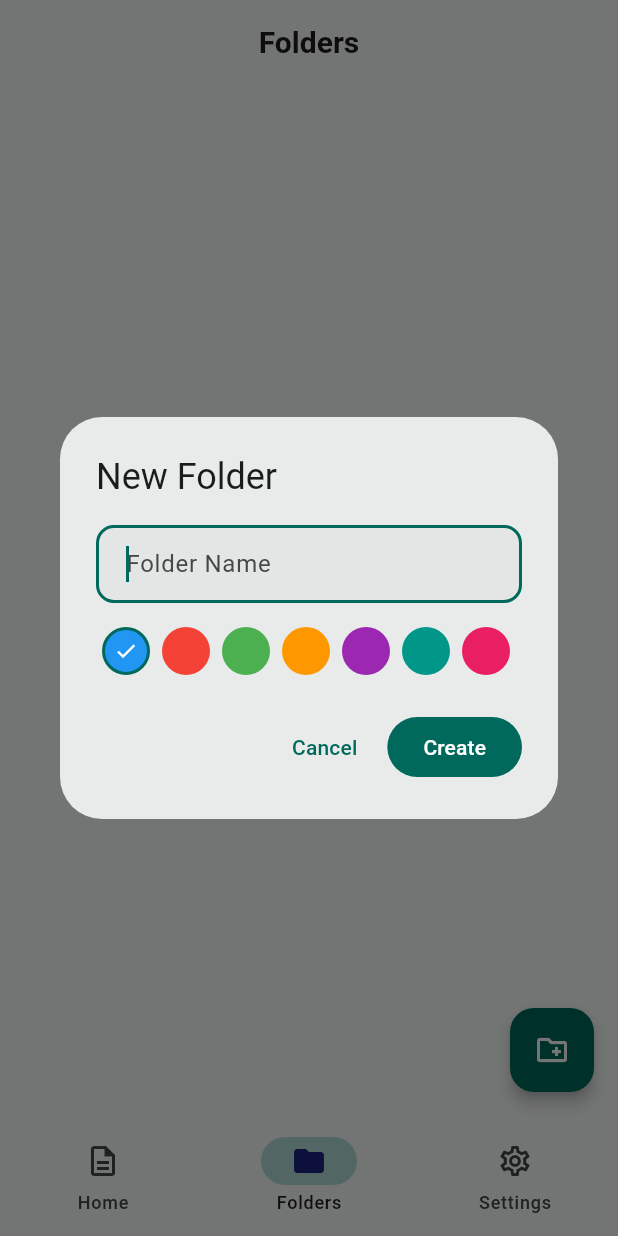
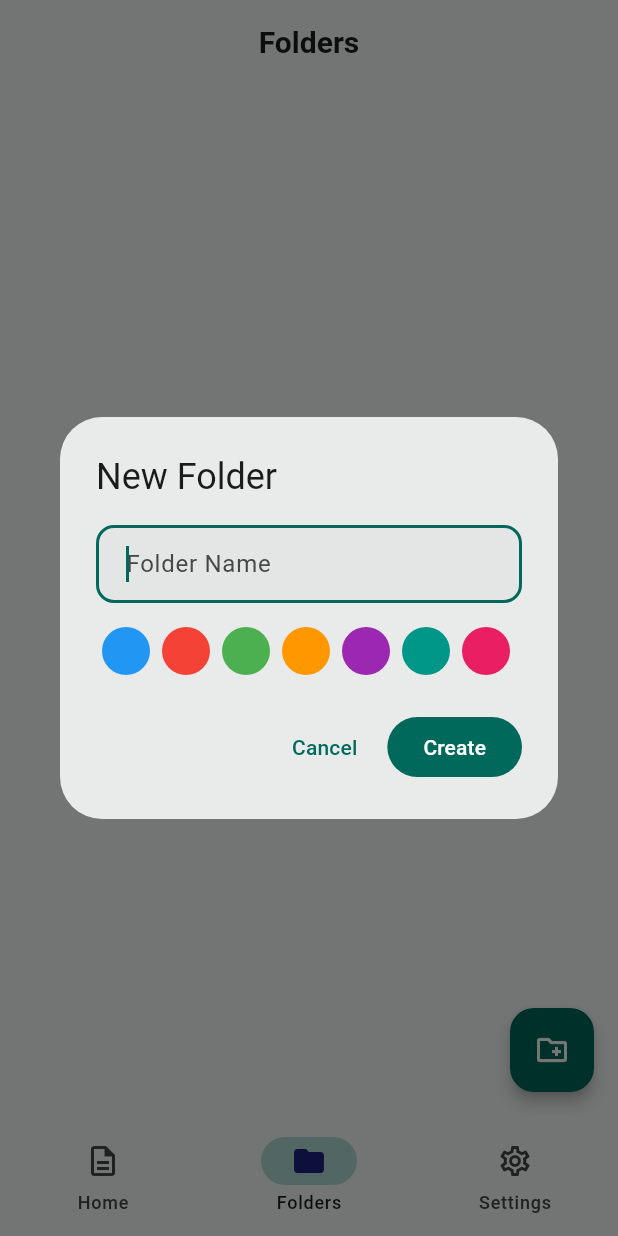
Before and after one commit to Alucard-Storm/scanvault, a Flutter app: the screen it shows after launch, item 2 of the bottom bar chosen, after a tap on the "create new folder" icon, on a phone screen of 412 x 824 dp. Run offline on Flutter 3.47's test engine with Material 3 defaults, Android fonts, the phone set to English and light mode, and no system bars; our stand-ins replace camera, file_picker, flutter_animate, flutter_riverpod, freezed_annotation, go_router and 6 more; missing offline and left inert: google_mlkit_document_scanner, google_mlkit_text_recognition, google_mlkit_translation; accounts and stored records are empty.

Commit message:
Minor UI and code fixup

```diff
--- a/lib/screens/folders/folders_screen.dart
+++ b/lib/screens/folders/folders_screen.dart
@@ -68,6 +68,7 @@ class _FoldersScreenState extends ConsumerState<FoldersScreen> {
         error: (e, st) => Center(child: Text('Error: $e')),
       ),
       floatingActionButton: FloatingActionButton(
+        heroTag: 'create_folder_fab',
         onPressed: () => _showCreateFolderDialog(context),
         child: const Icon(Icons.create_new_folder_outlined),
       ),
@@ -76,7 +77,7 @@ class _FoldersScreenState extends ConsumerState<FoldersScreen> {
 
   Future<void> _showCreateFolderDialog(BuildContext context) async {
     final controller = TextEditingController();
-    Color selectedColor = Colors.blue;
+    Color selectedColor = Theme.of(context).colorScheme.primary;
 
     final colors = [
       Colors.blue,
--- a/lib/screens/home/home_screen.dart
+++ b/lib/screens/home/home_screen.dart
@@ -221,6 +221,7 @@ class _HomeScreenState extends ConsumerState<HomeScreen> {
 
       // Scan FAB
       floatingActionButton: FloatingActionButton.extended(
+        heroTag: 'scan_fab',
         onPressed: () => context.push('/camera'),
         icon: const Icon(Icons.document_scanner_rounded),
         label: Text(l10n.scanFab),
@@ -382,8 +383,8 @@ class _DocumentListItem extends ConsumerWidget {
               },
             ),
              ListTile(
-              leading: const Icon(Icons.delete, color: Colors.red),
-              title: Text(l10n.delete, style: const TextStyle(color: Colors.red)),
+              leading: Icon(Icons.delete, color: Theme.of(context).colorScheme.error),
+              title: Text(l10n.delete, style: TextStyle(color: Theme.of(context).colorScheme.error)),
               onTap: () async {
                 Navigator.pop(context);
                 final confirm = await showDialog<bool>(
```
Also changed, not shown: lib/screens/settings/settings_screen.dart (+5 -8 lines).
